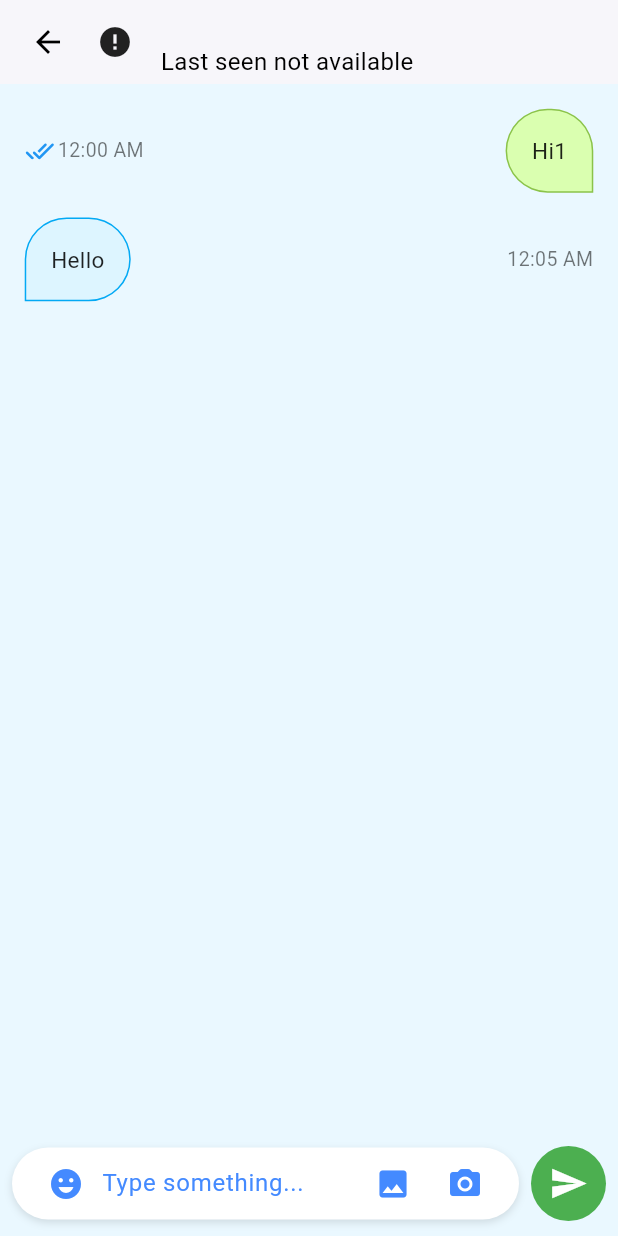
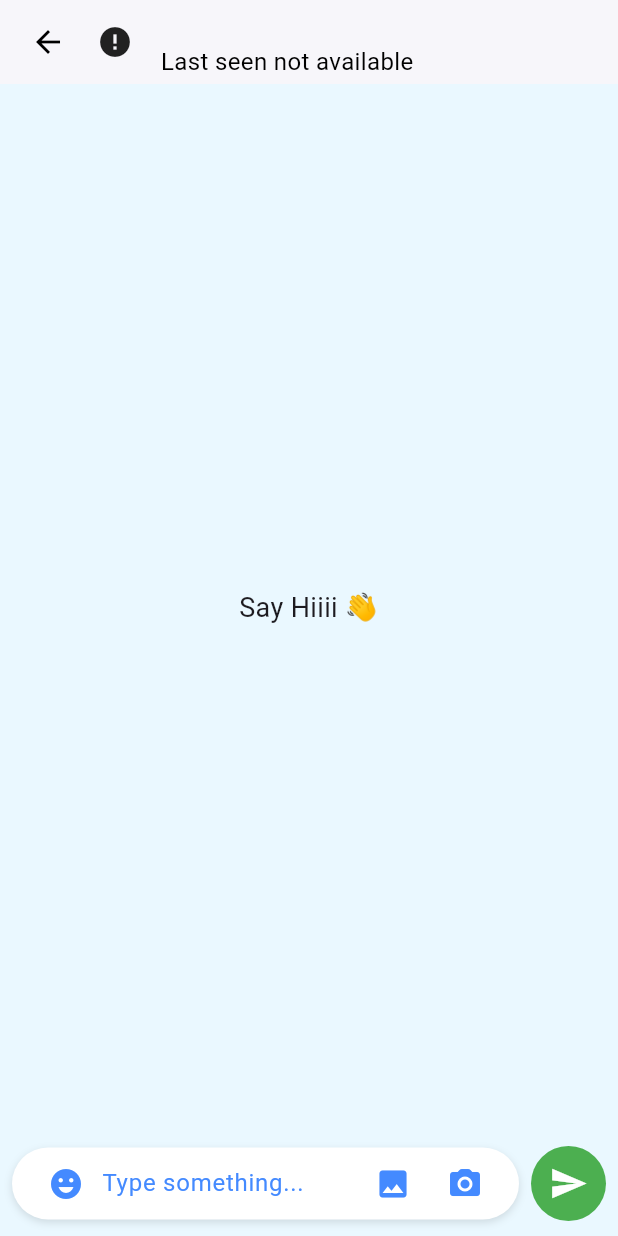
Before and after one commit to anish03mondal/Chat-Me, a Flutter app: the ChatScreen screen opened directly with empty values, on a phone screen of 412 x 824 dp. Run offline on Flutter 3.47's test engine with Material 3 defaults, Android fonts, the phone set to English and light mode, and no system bars; drawn by our look-alikes of cached_network_image; our stand-ins replace cloud_firestore, file_picker, firebase_auth, firebase_core, google_sign_in, image_picker and 1 more; accounts and stored records are empty; network calls fail.

Commit message:
version2.8

```diff
--- a/lib/api/apis.dart
+++ b/lib/api/apis.dart
@@ -2,6 +2,7 @@
 import 'dart:io';
 import 'dart:typed_data';
 import 'package:chat_me/models/chat_user.dart';
+import 'package:chat_me/models/message.dart';
 import 'package:cloud_firestore/cloud_firestore.dart';
 import 'package:firebase_auth/firebase_auth.dart';
 import 'package:http/http.dart' as http;
@@ -145,8 +146,48 @@
 
   // Chat screen Relaed API **********************
 
+  //useful for getting conversation id
+  static String getConversationID(String id) {
+    final ids = [user.uid, id];
+    ids.sort();
+    return '${ids[0]}_${ids[1]}';
+  }
+
   //for getting all messages of a specific conversation from firestore database
-  static Stream<QuerySnapshot<Map<String, dynamic>>> getAllMessages() {
-    return firestore.collection('messages').snapshots();
+  static Stream<QuerySnapshot<Map<String, dynamic>>> getAllMessages(
+    ChatUser user,
+  ) {
+    return firestore
+        .collection('chats/${getConversationID(user.id)}/messages/')
+        .snapshots();
+  }
+
+  // for sending message
+  static Future<void> sendMessage(ChatUser chatUser, String msg) async {
+    //message sending time (also used as id)
+    final time = DateTime.now().millisecondsSinceEpoch.toString();
+
+    //message to send
+    final Message message = Message(
+      toId: chatUser.id,
+      msg: msg,
+      read: '',
+      type: Type.text,
+      fromId: user.uid,
+      sent: time,
+    );
+
+    final ref = firestore.collection(
+      'chats/${getConversationID(chatUser.id)}/messages/',
+    );
+    await ref.doc(time).set(message.toJson());
+  }
+
+  //update read status of message
+  static Future<void> updateMessageReadStatus(Message message) async {
+    await firestore
+        .collection('chats/${getConversationID(message.fromId)}/messages/')
+        .doc(message.sent) // Assuming 'sent' contains the message ID
+        .update({'read': DateTime.now().millisecondsSinceEpoch.toString()});
   }
 }
--- a/lib/screens/chat_screen.dart
+++ b/lib/screens/chat_screen.dart
@@ -18,6 +18,10 @@
 class _ChatScreenState extends State<ChatScreen> {
   //for storing all meesages
   List<Message> _list = [];
+
+  //for handling message text changes
+  final _textController = TextEditingController();
+
   @override
   Widget build(BuildContext context) {
     return Scaffold(
@@ -35,7 +39,7 @@
           Expanded(
             child: StreamBuilder(
               //Used when you want to listen to real-time data (e.g., from Firebase, sockets, or any stream) and update the UI automatically when data changes.
-              stream: APIs.getAllMessages(),
+              stream: APIs.getAllMessages(widget.user),
               builder: (context, snapshot) {
                 switch (snapshot.connectionState) {
                   //This switch block handles the various connection states of a StreamBuilder
@@ -44,7 +48,7 @@
                       .waiting: //This means the Stream or Future has not received any data yet — it is still loading.
                   case ConnectionState
                       .done: // it means the Future has completed that may be data
-                    return Center(child: CircularProgressIndicator());
+                    return SizedBox();
 
                   // if some or all data loaded then show it
                   case ConnectionState
@@ -55,32 +59,9 @@
                     final data = snapshot
                         .data
                         ?.docs; //This gets the list of documents from Firestore if snapshot.data is not null.
-                    // _list =
-                    //     data?.map((e) => ChatUser.fromJson(e.data())).toList() ??
-                    //     [];
-
-                    _list.clear();
-                    _list.add(
-                      Message(
-                        toId: 'xyz',
-                        msg: 'Hi1',
-                        read: '',
-                        type: Type.text,
-                        fromId: APIs.user.uid,
-                        sent: '12:00 AM',
-                      ),
-                    ); // Message
-
-                    _list.add(
-                      Message(
-                        toId: APIs.user.uid,
-                        msg: 'Hello',
-                        read: '',
-                        type: Type.text,
-                        fromId: 'xyz',
-                        sent: '12:05 AM',
-                      ),
-                    );
+                    _list =
+                        data?.map((e) => Message.fromJson(e.data())).toList() ??
+                        [];
 
                     if (_list.isNotEmpty) {
                       return ListView.builder(
@@ -217,6 +198,7 @@
                   // Text input
                   Expanded(
                     child: TextField(
+                      controller: _textController,
                       keyboardType: TextInputType.multiline,
                       maxLines: null,
                       decoration: const InputDecoration(
@@ -255,12 +237,17 @@
 
           const SizedBox(width: 8),
 
-          // Send button
+          // Send message button
           Material(
             color: Colors.green,
             shape: const CircleBorder(),
             child: InkWell(
-              onTap: () {},
+              onTap: () {
+                if (_textController.text.isNotEmpty) {
+                  APIs.sendMessage(widget.user, _textController.text);
+                  _textController.text = '';
+                }
+              },
               borderRadius: BorderRadius.circular(100),
               child: const Padding(
                 padding: EdgeInsets.all(12),
```
Also changed, not shown: lib/helper/my_date_util.dart (added, +12 -0 lines), lib/widgets/message_card.dart (+18 -9 lines), 1 other file.
